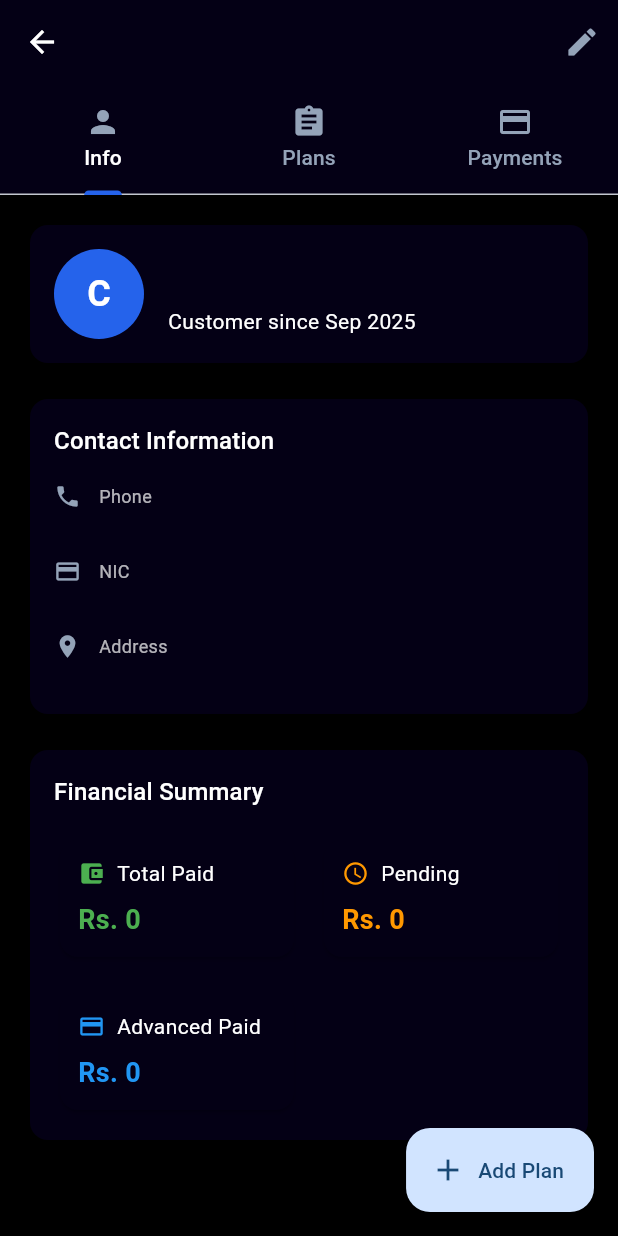
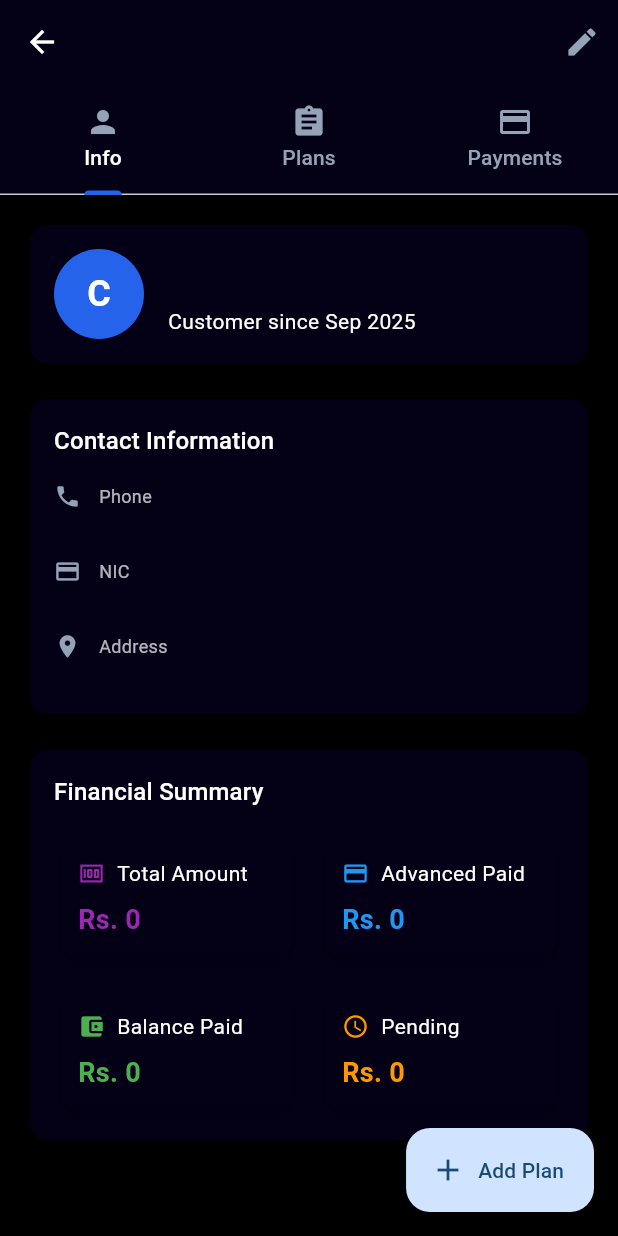
Before and after one commit to Hsandeep2067/payguardian, a Flutter app: the CustomerDetailsScreen screen opened directly with empty values, on a phone screen of 412 x 824 dp. Run offline on Flutter 3.47's test engine with Material 3 defaults, Android fonts, the phone set to English and light mode, and no system bars; our stand-ins replace cloud_firestore, firebase_auth, firebase_core, fl_chart; accounts and stored records are empty.

Commit message:
17 almost done

```diff
--- a/lib/providers/installment_provider.dart
+++ b/lib/providers/installment_provider.dart
@@ -201,6 +201,13 @@ class InstallmentProvider extends ChangeNotifier {
         .toList();
   }
 
+  // Calculate total amount for customer
+  double getTotalAmountForCustomer(String customerId) {
+    return _installmentPlans
+        .where((plan) => plan.customerId == customerId)
+        .fold(0.0, (sum, plan) => sum + plan.totalAmount);
+  }
+
   // Calculate total pending amount for customer
   double getTotalPendingAmountForCustomer(String customerId) {
     return _payments
--- a/lib/screens/customer_details_screen.dart
+++ b/lib/screens/customer_details_screen.dart
@@ -291,7 +291,44 @@ class _CustomerDetailsScreenState extends State<CustomerDetailsScreen>
                         children: [
                           Expanded(
                             child: _buildSummaryCard(
-                              'Total Paid',
+                              'Total Amount',
+                              NumberFormat.currency(
+                                symbol: 'Rs. ',
+                                decimalDigits: 0,
+                              ).format(
+                                installmentProvider.getTotalAmountForCustomer(
+                                  widget.customerId,
+                                ),
+                              ),
+                              Colors.purple,
+                              Icons.money,
+                            ),
+                          ),
+                          const SizedBox(width: 12),
+                          Expanded(
+                            child: _buildSummaryCard(
+                              'Advanced Paid',
+                              NumberFormat.currency(
+                                symbol: 'Rs. ',
+                                decimalDigits: 0,
+                              ).format(
+                                installmentProvider
+                                    .getTotalAdvancedPaidAmountForCustomer(
+                                      widget.customerId,
+                                    ),
+                              ),
+                              Colors.blue,
+                              Icons.payment,
+                            ),
+                          ),
+                        ],
+                      ),
+                      const SizedBox(height: 16),
+                      Row(
+                        children: [
+                          Expanded(
+                            child: _buildSummaryCard(
+                              'Balance Paid',
                               NumberFormat.currency(
                                 symbol: 'Rs. ',
                                 decimalDigits: 0,
@@ -314,32 +351,7 @@ class _CustomerDetailsScreenState extends State<CustomerDetailsScreen>
                           ),
                         ],
                       ),
-                      const SizedBox(height: 16),
-                      Row(
-                        children: [
-                          Expanded(
-                            child: _buildSummaryCard(
-                              'Advanced Paid',
-                              NumberFormat.currency(
-                                symbol: 'Rs. ',
-                                decimalDigits: 0,
-                              ).format(
-                                installmentProvider
-                                    .getTotalAdvancedPaidAmountForCustomer(
-                                      widget.customerId,
-                                    ),
-                              ),
-                              Colors.blue,
-                              Icons.payment,
-                            ),
-                          ),
-                          const SizedBox(width: 12),
-                          Expanded(
-                            child:
-                                Container(), // Empty container to maintain layout
-                          ),
-                        ],
-                      ),
+
                       if (nextPayment != null) ...[
                         const SizedBox(height: 16),
                         Container(
```
Also changed, not shown: 1 other file.
